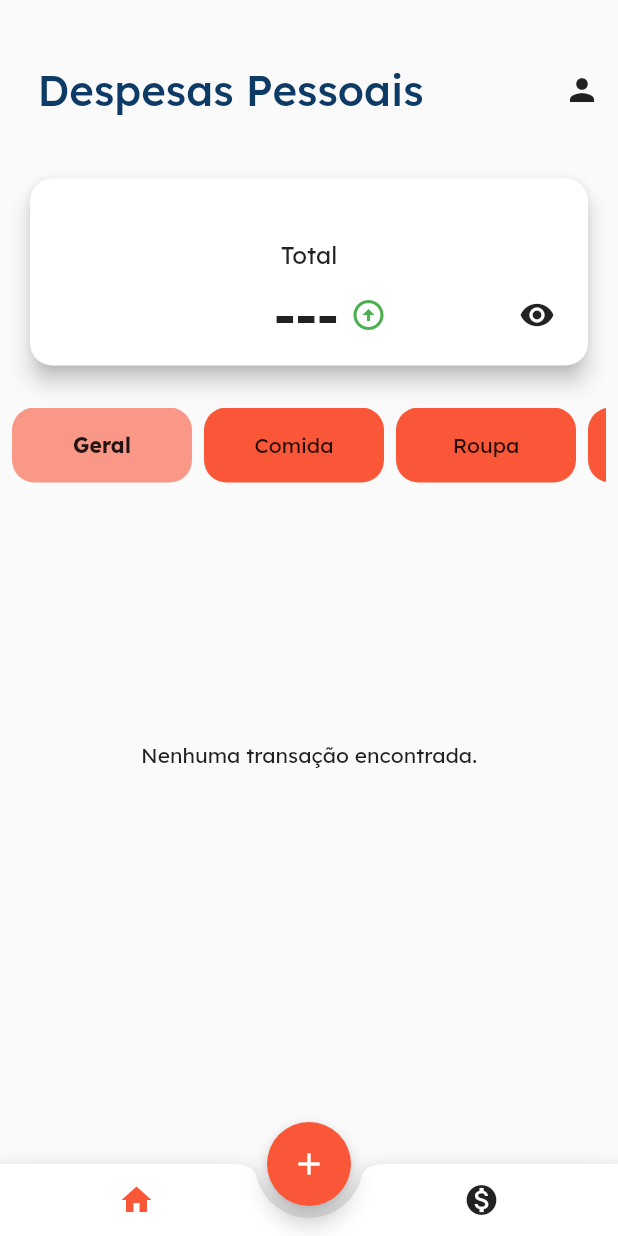
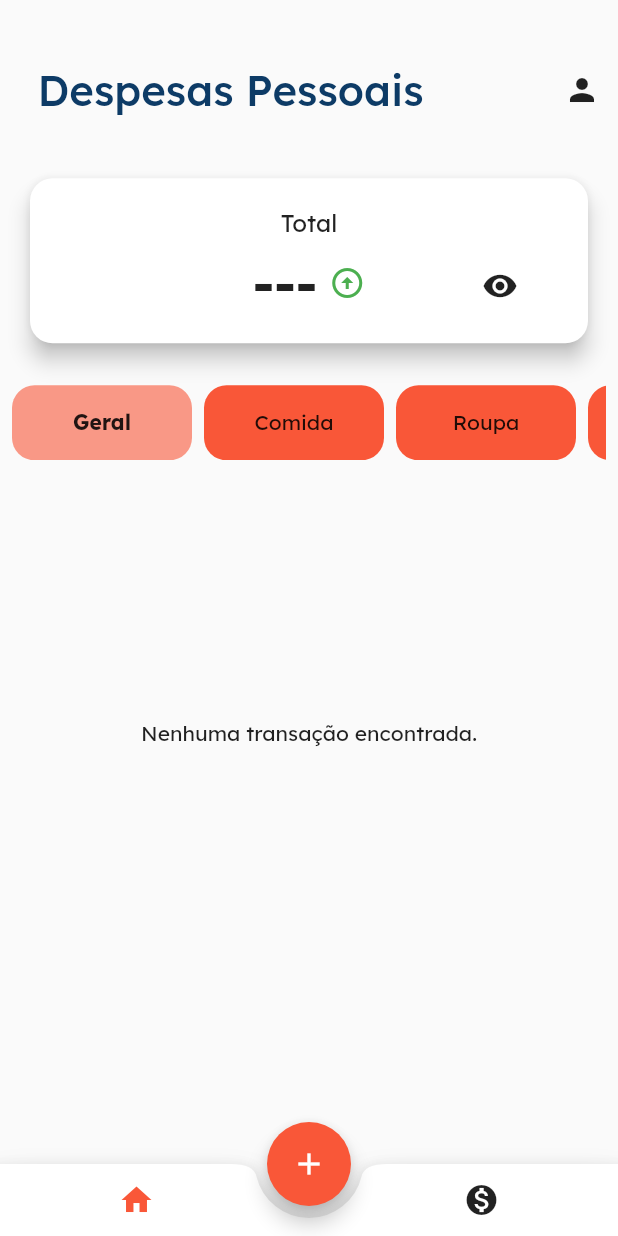
Before and after one commit to SamuelXimenes27/expensesApp, a Flutter app: the screen it shows once a user with an empty profile is signed in, after a tap on the "visibility off" icon, on a phone screen of 412 x 824 dp. Run offline on Flutter 3.47's test engine with Material 2 defaults, Android fonts, the phone set to English and light mode, and no system bars; our stand-ins replace cloud_firestore, firebase_auth, firebase_core, firebase_messaging, firebase_storage, image_picker and 1 more; accounts and stored records are empty; generated files the repository leaves out were written again.

Commit message:
Fix money card on home and card game responsive

```diff
--- a/lib/app/modules/home/components/card_expense_money.dart
+++ b/lib/app/modules/home/components/card_expense_money.dart
@@ -10,24 +10,26 @@ class ExpenseCardMoney extends StatefulWidget {
 }
 
 class _ExpenseCardMoneyState extends State<ExpenseCardMoney> {
-  late SharedPreferences _prefs;
+  late final Future<SharedPreferences> _prefs;
   bool showValue = true;
 
   @override
   void initState() {
     super.initState();
+    _prefs = SharedPreferences.getInstance();
     loadSharedPreferences();
   }
 
   void loadSharedPreferences() async {
-    _prefs = await SharedPreferences.getInstance();
+    final prefs = await _prefs;
     setState(() {
-      showValue = _prefs.getBool('showValue') ?? true;
+      showValue = prefs.getBool('showValue') ?? true;
     });
   }
 
   void saveSharedPreferences(bool value) async {
-    await _prefs.setBool('showValue', value);
+    final prefs = await _prefs;
+    await prefs.setBool('showValue', value);
   }
 
   bool isLastValueNegative(List<DocumentSnapshot> collections) {
@@ -43,20 +45,12 @@ class _ExpenseCardMoneyState extends State<ExpenseCardMoney> {
     return false;
   }
 
-  @override
-  Widget build(BuildContext context) {
-    return StreamBuilder<QuerySnapshot>(
-      stream: FirebaseFirestore.instance
-          .collection('transactionCollection')
-          .snapshots(),
-      builder: (context, snapshot) {
-        if (snapshot.connectionState == ConnectionState.waiting) {
+  Widget buildLoadingIndicator() {
     return const Card(
       elevation: 6,
       margin: EdgeInsets.all(20),
       child: Padding(
         padding: EdgeInsets.all(20.0),
-              child: SizedBox(
         child: Column(
           children: [
             Center(
@@ -69,27 +63,12 @@ class _ExpenseCardMoneyState extends State<ExpenseCardMoney> {
           ],
         ),
       ),
-            ),
     );
   }
 
-        double totalValue = 0;
-        bool isNegative = false;
-
-        if (snapshot.hasData) {
-          final collections = snapshot.data!.docs;
-          for (final collection in collections) {
-            final collectionData = collection.data() as Map<String, dynamic>;
-
-            final value = collectionData['value'] as double;
-            totalValue += value;
-            isNegative = isLastValueNegative(collections);
-          }
-        }
-
-        return SizedBox(
-          height: MediaQuery.of(context).size.height * 0.2,
-          child: Card(
+  Widget buildCard(
+      double totalValue, bool isNegative, BoxConstraints constraints) {
+    return Card(
       shape: RoundedRectangleBorder(
         borderRadius: BorderRadius.circular(15),
       ),
@@ -113,9 +92,7 @@ class _ExpenseCardMoneyState extends State<ExpenseCardMoney> {
                 const Spacer(),
                 const Spacer(),
                 Text(
-                        showValue
-                            ? totalValue.toStringAsFixed(2) + ' €'
-                            : '---',
+                  showValue ? totalValue.toStringAsFixed(2) + ' €' : '---',
                   style: const TextStyle(
                     fontSize: 32,
                     fontWeight: FontWeight.bold,
@@ -148,6 +125,121 @@ class _ExpenseCardMoneyState extends State<ExpenseCardMoney> {
           ],
         ),
       ),
+    );
+  }
+
+  @override
+  Widget build(BuildContext context) {
+    final size = MediaQuery.of(context).size;
+
+    return StreamBuilder<QuerySnapshot>(
+      stream: FirebaseFirestore.instance
+          .collection('transactionCollection')
+          .snapshots(),
+      builder: (context, snapshot) {
+        if (snapshot.connectionState == ConnectionState.waiting) {
+          return const Card(
+            elevation: 6,
+            margin: EdgeInsets.all(20),
+            child: Padding(
+              padding: EdgeInsets.all(20.0),
+              child: Column(
+                mainAxisAlignment: MainAxisAlignment.center,
+                children: [
+                  CircularProgressIndicator(),
+                  Padding(
+                    padding: EdgeInsets.all(8.0),
+                    child: Text('Carregando o seu montante...'),
+                  )
+                ],
+              ),
+            ),
+          );
+        }
+
+        double totalValue = 0;
+        bool isNegative = false;
+
+        if (snapshot.hasData) {
+          final collections = snapshot.data!.docs;
+          for (final collection in collections) {
+            final collectionData = collection.data() as Map<String, dynamic>;
+
+            final value = collectionData['value'] as double;
+            totalValue += value;
+            isNegative = isLastValueNegative(collections);
+          }
+        }
+
+        return SizedBox(
+          height: 150,
+          child: Card(
+            shape: RoundedRectangleBorder(
+              borderRadius: BorderRadius.circular(15),
+            ),
+            elevation: 6,
+            margin: const EdgeInsets.all(20),
+            child: Padding(
+              padding: const EdgeInsets.all(10.0),
+              child: Row(
+                children: [
+                  Expanded(flex: 1, child: Container()),
+                  Column(
+                    mainAxisAlignment: MainAxisAlignment.spaceEvenly,
+                    children: [
+                      const Text(
+                        'Total',
+                        style: TextStyle(fontSize: 16),
+                      ),
+                      Row(
+                        mainAxisAlignment: MainAxisAlignment.center,
+                        children: [
+                          Text(
+                            showValue
+                                ? totalValue.toStringAsFixed(2) + ' €'
+                                : '---',
+                            style: const TextStyle(
+                              fontSize: 32,
+                              fontWeight: FontWeight.bold,
+                            ),
+                          ),
+                          const SizedBox(width: 8),
+                          isNegative == true
+                              ? const Icon(
+                                  Icons.arrow_circle_down,
+                                  color: Colors.red,
+                                )
+                              : const Icon(
+                                  Icons.arrow_circle_up,
+                                  color: Colors.green,
+                                ),
+                        ],
+                      ),
+                    ],
+                  ),
+                  Expanded(
+                    child: SizedBox(
+                      height: size.height * 0.1,
+                      child: Padding(
+                        padding:
+                            EdgeInsets.only(top: size.height * 0.04, left: size.width * 0.1),
+                        child: IconButton(
+                          onPressed: () {
+                            setState(() {
+                              showValue = !showValue;
+                              saveSharedPreferences(showValue);
+                            });
+                          },
+                          icon: Icon(
+                            showValue ? Icons.visibility_off : Icons.visibility,
+                          ),
+                        ),
+                      ),
+                    ),
+                  )
+                ],
+              ),
+            ),
           ),
         );
       },
--- a/lib/app/modules/userDetails/user_details_page.dart
+++ b/lib/app/modules/userDetails/user_details_page.dart
@@ -184,6 +184,8 @@ class _UserProfilePageState extends State<UserProfilePage> {
 
   @override
   Widget build(BuildContext context) {
+    final size = MediaQuery.of(context).size;
+
     return Scaffold(
       body: Column(
         children: [
@@ -214,34 +216,40 @@ class _UserProfilePageState extends State<UserProfilePage> {
                         ),
                       ),
                     ),
-                    Expanded(
+                    SizedBox(
+                      height: size.height * 0.2,
                       child: ListView(
                         scrollDirection: Axis.horizontal,
                         children: [
                           _buildCard(
                             title: 'Valor Total Movimentado',
                             value: '€' + totalValueString!,
+                            context: context,
                           ),
                           _buildCard(
                             title: 'Valor Atual + Caixinhas',
                             value: '€' + totalValuePlusHideMoneyString!,
+                            context: context,
                           ),
                           _buildCard(
                             title: 'Transações',
                             value: totalTransactionsString!,
+                            context: context,
                           ),
                           _buildCard(
                             title: 'Depositos',
                             value: totalDeposits!,
+                            context: context,
                           ),
                           _buildCard(
                             title: 'Compras',
                             value: totalBuys!,
+                            context: context,
                           ),
                         ],
                       ),
                     ),
-                    const SizedBox(height: 16),
+                    const Expanded(child: SizedBox(height: 16)),
                     const Align(
                       alignment: Alignment.bottomLeft,
                       child: Padding(
@@ -295,7 +303,11 @@ class _UserProfilePageState extends State<UserProfilePage> {
   }
 }
 
-Widget _buildCard({required String title, required String value}) {
+Widget _buildCard({
+  required String title,
+  required String value,
+  required BuildContext context,
+}) {
   return SizedBox(
     width: 120,
     child: Card(
```
Lines whose indentation alone changed are shown as unchanged.
